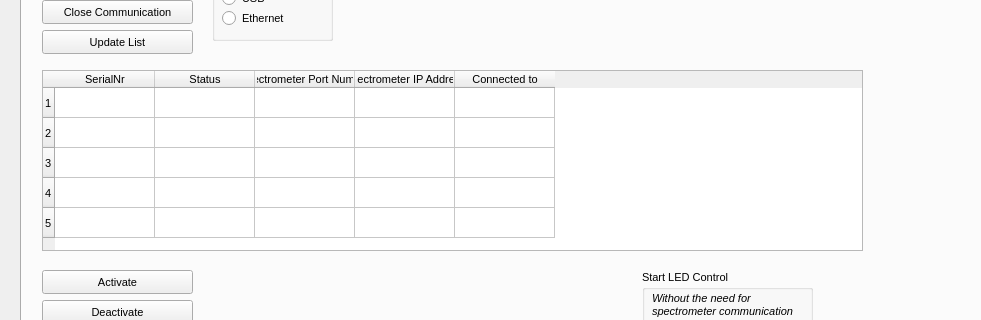
First picture: the form in UIs/MainWindow.ui, repository CrespiLab/fibirr-GUI, before the edit; both pictures show x 0 to 981 and y 102 to 422 of the 1216 by 883 pixel window.
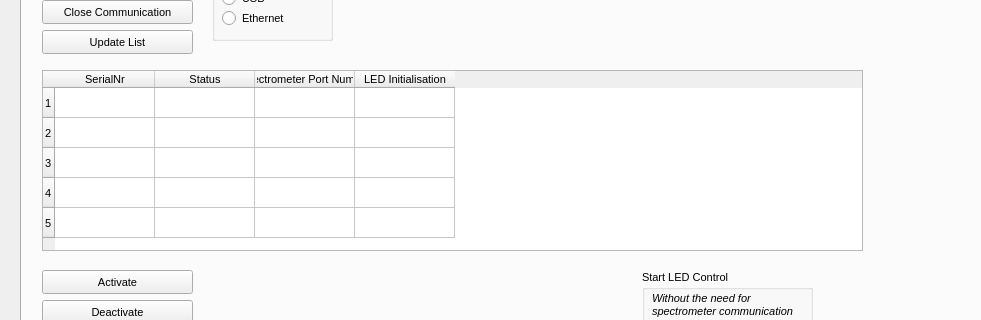
Second picture: the form after the edit. The open tabs and pages were chosen to show the change. Custom widgets are drawn as their Qt base class.

Commit message:
Update error handling
LED initialisation error handling (will occur in case of wrong COM port in settings.py)

What changed in the file:
```diff
--- a/UIs/MainWindow.ui
+++ b/UIs/MainWindow.ui
@@ -240,7 +240,7 @@
        <number>5</number>
       </property>
       <property name="columnCount">
-       <number>5</number>
+       <number>4</number>
       </property>
       <row/>
       <row/>
@@ -264,12 +264,7 @@
       </column>
       <column>
        <property name="text">
-        <string>Spectrometer IP Address</string>
-       </property>
-      </column>
-      <column>
-       <property name="text">
-        <string>Connected to</string>
+        <string>LED Initialisation</string>
        </property>
       </column>
      </widget>
```
Left out of the diff: 2 changed lines with no effect on the pictures. The commit also changes 2 other files.
